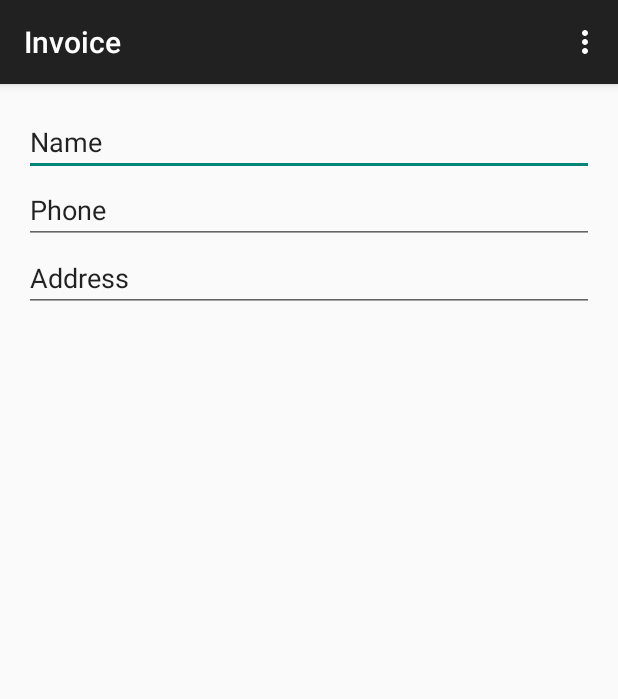
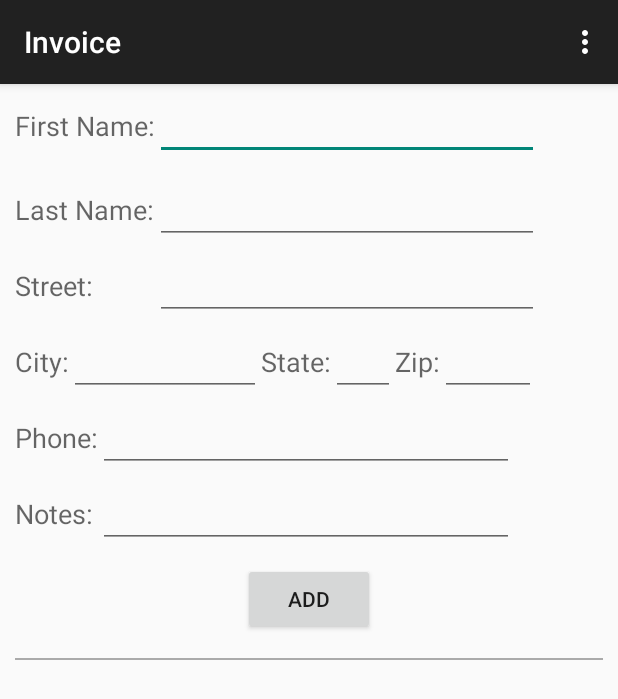
Before and after one commit to petergoulette/Invoice, an Android app: the screen it shows after launch (Invoice before the commit, Invoice_view after it), after a tap on "INVOICE", on a phone screen of 412 x 824 dp. Shown: the top 699 px of the screen. Run offline under Robolectric (Android 15) with nearby library versions, the phone set to English and light mode, and no system bars.

Commit message:
Renamed the Invoice as Invoice View Created Invoice object class Added Customer to Invoice : Customer does go to and return from database Added Database methods to Add Customer and Get Customer

```diff
--- a/app/src/main/AndroidManifest.xml
+++ b/app/src/main/AndroidManifest.xml
@@ -17,8 +17,8 @@
             </intent-filter>
         </activity>
         <activity
-            android:name=".Invoice"
-            android:label="@string/title_activity_invoice" >
+            android:name=".Invoice_view"
+            android:label="@string/title_activity_invoice_view" >
         </activity>
         <activity
             android:name=".Search"
--- a/app/src/main/java/com/example/capstone/invoice/Customer.java
+++ b/app/src/main/java/com/example/capstone/invoice/Customer.java
@@ -14,6 +14,8 @@ public class Customer {
     private String CustomerCity;
     private String CustomerState;
     private String CustomerZip;
+
+    public Customer (){}
 
     // Constructor with id to build from database
     public Customer (int CustomerID, String Fname, String Lname, String Phone, String Email, String Notes,
--- a/app/src/main/java/com/example/capstone/invoice/Database.java
+++ b/app/src/main/java/com/example/capstone/invoice/Database.java
@@ -113,6 +113,35 @@ public class Database extends SQLiteOpenHelper {
         db.close();
     }
 
+    public Customer findCustomer(String customerName){
+        String query = "Select * FROM " + TABLE_CUSTOMER + " WHERE " + CUSTOMER_LAST_NAME + " =  \"" + customerName + "\"";
+
+        SQLiteDatabase db = this.getWritableDatabase();
+
+        Cursor cursor = db.rawQuery(query, null);
+
+        Customer cust = new Customer();
+
+        if (cursor.moveToFirst()) {
+            cursor.moveToFirst();
+            cust.setCustomerID(Integer.parseInt(cursor.getString(0)));
+            cust.setCustomerFirstName(cursor.getString(1));
+            cust.setCustomerLastName(cursor.getString(2));
+            cust.setCustomerPhone(cursor.getString(3));
+            cust.setCustomerStreet(cursor.getString(4));
+            cust.setCustomerCity(cursor.getString(5));
+            cust.setCustomerZip(cursor.getString(6));
+            cust.setCustomerState(cursor.getString(7));
+            cust.setCustomerNotes(cursor.getString(8));
+            cursor.close();
+        } else {
+            cust = null;
+        }
+        db.close();
+
+        return cust;
+    }
+
     public Item findItem(String itemname) {
         String query = "Select * FROM " + TABLE_ITEM + " WHERE " + ITEM_NAME + " =  \"" + itemname + "\"";
 
--- a/app/src/main/java/com/example/capstone/invoice/Invoice.java
+++ b/app/src/main/java/com/example/capstone/invoice/Invoice.java
@@ -1,37 +1,62 @@
 package com.example.capstone.invoice;
 
-import android.support.v7.app.AppCompatActivity;
-import android.os.Bundle;
-import android.view.Menu;
-import android.view.MenuItem;
+/**
+ * Created by Pierro on 11/17/2015.
+ */
+public class Invoice {
+    private int InvoiceID;
+    private int CustomerID;
+    private int InvoiceItemID;
+    private String InvoiceDate;
+    private String InvoiceNotes;
 
-public class Invoice extends AppCompatActivity {
+    public Invoice(){}
 
-    @Override
-    protected void onCreate(Bundle savedInstanceState) {
-        super.onCreate(savedInstanceState);
-        setContentView(R.layout.activity_invoice);
+    public Invoice(int invoiceID, int customerID, int invoiceItemID, String invoiceDate, String invoiceNotes) {
+        InvoiceID = invoiceID;
+        CustomerID = customerID;
+        InvoiceItemID = invoiceItemID;
+        InvoiceDate = invoiceDate;
+        InvoiceNotes = invoiceNotes;
     }
 
-    @Override
-    public boolean onCreateOptionsMenu(Menu menu) {
-        // Inflate the menu; this adds items to the action bar if it is present.
-        getMenuInflater().inflate(R.menu.menu_invoice, menu);
-        return true;
+    public int getInvoiceID() {
+        return InvoiceID;
     }
 
-    @Override
-    public boolean onOptionsItemSelected(MenuItem item) {
-        // Handle action bar item clicks here. The action bar will
-        // automatically handle clicks on the Home/Up button, so long
-        // as you specify a parent activity in AndroidManifest.xml.
-        int id = item.getItemId();
+    public void setInvoiceID(int invoiceID) {
+        InvoiceID = invoiceID;
+    }
 
-        //noinspection SimplifiableIfStatement
-        if (id == R.id.action_settings) {
-            return true;
-        }
+    public int getCustomerID() {
+        return CustomerID;
+    }
 
-        return super.onOptionsItemSelected(item);
+    public void setCustomerID(int customerID) {
+        CustomerID = customerID;
+    }
+
+    public int getInvoiceItemID() {
+        return InvoiceItemID;
+    }
+
+    public void setInvoiceItemID(int invoiceItemID) {
+        InvoiceItemID = invoiceItemID;
+    }
+
+    public String getInvoiceDate() {
+        return InvoiceDate;
+    }
+
+    public void setInvoiceDate(String invoiceDate) {
+        InvoiceDate = invoiceDate;
+    }
+
+    public String getInvoiceNotes() {
+        return InvoiceNotes;
+    }
+
+    public void setInvoiceNotes(String invoiceNotes) {
+        InvoiceNotes = invoiceNotes;
     }
 }
--- /dev/null
+++ b/app/src/main/java/com/example/capstone/invoice/Invoice_view.java
@@ -0,0 +1,91 @@
+package com.example.capstone.invoice;
+
+import android.os.Bundle;
+import android.support.v7.app.AppCompatActivity;
+import android.util.Log;
+import android.view.Menu;
+import android.view.MenuItem;
+import android.view.View;
+import android.widget.EditText;
+
+public class Invoice_view extends AppCompatActivity {
+    Customer customer;
+    EditText CFirstName;
+    EditText CLastName;
+    EditText CStreet;
+    EditText CCity;
+    EditText CState;
+    EditText CZip;
+    EditText CPhone;
+    //EditText CEmail;
+    EditText CNotes;
+    Database dbHandler;
+
+    @Override
+    protected void onCreate(Bundle savedInstanceState) {
+        super.onCreate(savedInstanceState);
+        setContentView(R.layout.activity_invoice_view);
+        dbHandler = new Database(this, null, null, 1);
+
+        customer = new Customer();
+        //attach edittext to customer fields
+        CFirstName = (EditText) findViewById(R.id.FirstNameText);
+        CLastName = (EditText) findViewById(R.id.LastNameText);
+        CStreet = (EditText) findViewById(R.id.StreetText);
+        CCity = (EditText) findViewById(R.id.CityText);
+        CState = (EditText) findViewById(R.id.StateText);
+        CZip = (EditText) findViewById(R.id.ZipText);
+        CPhone = (EditText) findViewById(R.id.PhoneText);
+        //CEmail = (EditText) findViewById(R.id.EmailText);
+        CNotes = (EditText) findViewById(R.id.NotesText);
+    }
+
+    public void addInvoiceCustomer (View view) {
+
+        try{
+            Log.d("Test Value of ID", customer.getCustomerID()+"");
+            Log.d("Test Value of ID", customer.getCustomerFirstName()+"");
+            if (customer.getCustomerID() == 0) {
+                customer.setCustomerFirstName(CFirstName.getText().toString());
+                customer.setCustomerLastName(CLastName.getText().toString());
+                customer.setCustomerStreet(CStreet.getText().toString());
+                customer.setCustomerZip(CZip.getText().toString());
+                customer.setCustomerState(CState.getText().toString());
+                customer.setCustomerPhone(CPhone.getText().toString());
+                customer.setCustomerNotes(CNotes.getText().toString());
+                customer.setCustomerCity(CCity.getText().toString());
+            }
+        }
+        catch (Exception e){
+        }
+
+        dbHandler.addCustomer(customer);
+        customer = dbHandler.findCustomer("Peter");
+
+        Log.d("Test Value of ID", customer.getCustomerID()+"");
+
+    }
+
+
+    @Override
+    public boolean onCreateOptionsMenu(Menu menu) {
+        // Inflate the menu; this adds items to the action bar if it is present.
+        getMenuInflater().inflate(R.menu.menu_invoice, menu);
+        return true;
+    }
+
+    @Override
+    public boolean onOptionsItemSelected(MenuItem item) {
+        // Handle action bar item clicks here. The action bar will
+        // automatically handle clicks on the Home/Up button, so long
+        // as you specify a parent activity in AndroidManifest.xml.
+        int id = item.getItemId();
+
+        //noinspection SimplifiableIfStatement
+        if (id == R.id.action_settings) {
+            return true;
+        }
+
+        return super.onOptionsItemSelected(item);
+    }
+}
--- a/app/src/main/java/com/example/capstone/invoice/Item.java
+++ b/app/src/main/java/com/example/capstone/invoice/Item.java
@@ -1,9 +1,11 @@
 package com.example.capstone.invoice;
+
+import java.util.Comparator;
 
 /**
  * Created by Pierro on 10/29/2015.
  */
-public class Item {
+public class Item implements Comparable<Item>{
 
     private int itemId;
     private String itemName;
@@ -45,4 +47,27 @@ public class Item {
     public void setItemRate(int itemRate) {
         this.itemRate = itemRate;
     }
+
+    @Override
+    public int compareTo(Item another) {
+
+        int compareQuantity = ((Item) another).getItemRate();
+        return this.itemRate - compareQuantity;
+    }
+
+    public static Comparator<Item> ItemNameComparator
+            = new Comparator<Item>() {
+
+        public int compare(Item item1, Item item2) {
+
+            String itemName1 = item1.getItemName().toUpperCase();
+            String itemName2 = item2.getItemName().toUpperCase();
+
+            //ascending order
+            return itemName1.compareTo(itemName2);
+
+            //descending order
+            //return fruitName2.compareTo(fruitName1);
+        }
+    };
 }
--- a/app/src/main/java/com/example/capstone/invoice/MainActivity.java
+++ b/app/src/main/java/com/example/capstone/invoice/MainActivity.java
@@ -21,7 +21,7 @@ public class MainActivity extends AppCompatActivity {
 
         invoice.setOnClickListener(new View.OnClickListener() {
             public void onClick(View v) {
-                startActivity(new Intent(MainActivity.this, Invoice.class));
+                startActivity(new Intent(MainActivity.this, Invoice_view.class));
             }
         });
 
--- a/app/src/main/res/layout/activity_invoice.xml
+++ /dev/null
@@ -1,43 +0,0 @@
-<RelativeLayout xmlns:android="http://schemas.android.com/apk/res/android"
-    xmlns:tools="http://schemas.android.com/tools" android:layout_width="match_parent"
-    android:layout_height="match_parent" android:paddingLeft="@dimen/activity_horizontal_margin"
-    android:paddingRight="@dimen/activity_horizontal_margin"
-    android:paddingTop="@dimen/activity_vertical_margin"
-    android:paddingBottom="@dimen/activity_vertical_margin"
-    tools:context="com.example.capstone.invoice.Invoice">
-
-
-    <LinearLayout
-        android:orientation="vertical"
-        android:layout_width="match_parent"
-        android:layout_height="match_parent"
-        android:layout_alignParentTop="true"
-        android:layout_alignParentLeft="true"
-        android:layout_alignParentStart="true">
-
-        <EditText
-            android:layout_width="match_parent"
-            android:layout_height="wrap_content"
-            android:inputType="textPersonName"
-            android:text="Name"
-            android:ems="10"
-            android:id="@+id/editText" />
-
-        <EditText
-            android:layout_width="match_parent"
-            android:layout_height="wrap_content"
-            android:inputType="phone"
-            android:text="Phone"
-            android:ems="10"
-            android:id="@+id/editText2" />
-
-        <EditText
-            android:layout_width="match_parent"
-            android:layout_height="wrap_content"
-            android:inputType="textPostalAddress"
-            android:text="Address"
-            android:ems="10"
-            android:id="@+id/editText3" />
-
-    </LinearLayout>
-</RelativeLayout>
--- /dev/null
+++ b/app/src/main/res/layout/activity_invoice_view.xml
@@ -0,0 +1,204 @@
+<LinearLayout xmlns:android="http://schemas.android.com/apk/res/android"
+    xmlns:tools="http://schemas.android.com/tools"
+    android:orientation="vertical"
+    android:layout_width="match_parent"
+    android:layout_height="match_parent"
+    tools:context="com.example.capstone.invoice.Invoice">
+
+
+
+
+        <TableLayout
+            android:layout_width="match_parent"
+            android:layout_height="wrap_content"
+            android:layout_gravity="center_horizontal">
+
+        <TableRow
+            android:layout_width="fill_parent"
+            android:layout_height="fill_parent"
+            android:layout_marginTop="5dp"
+            android:layout_marginBottom="5dp"
+            android:layout_marginLeft="10dp"
+            android:layout_marginRight="10dp">
+
+        <TextView
+            android:layout_width="wrap_content"
+            android:layout_height="wrap_content"
+            android:textAppearance="?android:attr/textAppearanceMedium"
+            android:text="@string/_Const_First_Name"
+            android:id="@+id/ConstFirstNameText" />
+
+        <EditText
+            android:layout_width="wrap_content"
+            android:layout_height="wrap_content"
+            android:id="@+id/FirstNameText"/>
+
+
+        </TableRow>
+        <TableRow
+                android:layout_width="fill_parent"
+                android:layout_height="fill_parent"
+            android:layout_marginTop="5dp"
+            android:layout_marginLeft="10dp"
+            android:layout_marginRight="10dp">
+
+                <TextView
+                    android:layout_width="wrap_content"
+                    android:layout_height="wrap_content"
+                    android:textAppearance="?android:attr/textAppearanceMedium"
+                    android:text="@string/_Const_Last_Name"
+                    android:id="@+id/ConstLastNameText" />
+
+                <EditText
+                    android:layout_width="wrap_content"
+                    android:layout_height="wrap_content"
+                    android:ems="12"
+                    android:id="@+id/LastNameText" />
+        </TableRow>
+            <TableRow
+            android:layout_width="fill_parent"
+            android:layout_height="fill_parent"
+                android:layout_marginTop="5dp"
+                android:layout_marginLeft="10dp"
+                android:layout_marginRight="10dp">
+
+            <TextView
+                android:layout_width="wrap_content"
+                android:layout_height="wrap_content"
+                android:textAppearance="?android:attr/textAppearanceMedium"
+                android:text="@string/_Const_Street"
+                android:id="@+id/ConstStreetText" />
+
+            <EditText
+                android:layout_width="wrap_content"
+                android:layout_height="wrap_content"
+                android:ems="12"
+                android:id="@+id/StreetText" />
+        </TableRow>
+            </TableLayout>
+    <TableLayout
+        android:layout_width="match_parent"
+        android:layout_height="wrap_content"
+        android:layout_gravity="center_horizontal">
+
+        <TableRow
+            android:layout_width="fill_parent"
+            android:layout_height="fill_parent"
+            android:layout_marginTop="5dp"
+            android:layout_marginLeft="10dp"
+            android:layout_marginRight="10dp">
+
+
+            <TextView
+                android:layout_width="wrap_content"
+                android:layout_height="wrap_content"
+                android:textAppearance="?android:attr/textAppearanceMedium"
+                android:text="@string/_Const_City"
+                android:id="@+id/ConstCityText" />
+
+            <EditText
+                android:layout_width="wrap_content"
+                android:layout_height="wrap_content"
+                android:ems="6"
+                android:id="@+id/CityText" />
+                <TextView
+                    android:layout_width="wrap_content"
+                    android:layout_height="wrap_content"
+                    android:textAppearance="?android:attr/textAppearanceMedium"
+                    android:text="@string/_Const_State"
+                    android:id="@+id/ConstStateText" />
+
+                <EditText
+                    android:layout_width="wrap_content"
+                    android:layout_height="wrap_content"
+                    android:ems="2"
+                    android:id="@+id/StateText" />
+                <TextView
+                    android:layout_width="wrap_content"
+                    android:layout_height="wrap_content"
+                    android:textAppearance="?android:attr/textAppearanceMedium"
+                    android:text="@string/_Const_Zip"
+                    android:id="@+id/ConstZipText" />
+
+                <EditText
+                    android:layout_width="wrap_content"
+                    android:layout_height="wrap_content"
+                    android:ems="3"
+                    android:id="@+id/ZipText" />
+            </TableRow>
+
+        </TableLayout>
+    <TableLayout
+        android:layout_width="match_parent"
+        android:layout_height="wrap_content"
+        android:layout_gravity="center_horizontal">
+    <TableRow
+        android:layout_width="fill_parent"
+        android:layout_height="fill_parent"
+        android:layout_marginTop="5dp"
+        android:layout_marginLeft="10dp"
+        android:layout_marginRight="10dp">
+
+        <TextView
+            android:layout_width="wrap_content"
+            android:layout_height="wrap_content"
+            android:textAppearance="?android:attr/textAppearanceMedium"
+            android:text="@string/_Const_Phone"
+            android:id="@+id/ConstPhoneText" />
+
+        <EditText
+            android:layout_width="wrap_content"
+            android:layout_height="wrap_content"
+            android:ems="12"
+            android:id="@+id/PhoneText" />
+    </TableRow>
+        <TableRow
+            android:layout_width="fill_parent"
+            android:layout_height="fill_parent"
+            android:layout_marginTop="5dp"
+            android:layout_marginLeft="10dp"
+            android:layout_marginRight="10dp">
+
+            <TextView
+                android:layout_width="wrap_content"
+                android:layout_height="wrap_content"
+                android:textAppearance="?android:attr/textAppearanceMedium"
+                android:text="@string/_Const_Notes"
+                android:id="@+id/ConstNotesText" />
+
+            <EditText
+                android:layout_width="wrap_content"
+                android:layout_height="wrap_content"
+                android:ems="13"
+                android:id="@+id/NotesText" />
+        </TableRow>
+</TableLayout>
+    <LinearLayout
+        android:orientation="horizontal"
+        android:layout_width="wrap_content"
+        android:layout_height="wrap_content"
+        android:layout_gravity="center_horizontal"
+        android:layout_margin="10dp">
+
+
+
+        <Button
+            android:layout_width="wrap_content"
+            android:layout_height="wrap_content"
+            android:text="@string/_add_customer"
+            android:id="@+id/button2"
+            android:onClick="addInvoiceCustomer" />
+
+
+    </LinearLayout>
+
+    <View
+        android:layout_marginTop="5dp"
+        android:layout_marginLeft="10dp"
+        android:layout_marginRight="10dp"
+        android:layout_marginBottom="5dp"
+        android:layout_width="match_parent"
+        android:layout_height="1dp"
+        android:background="@android:color/darker_gray"/>
+
+</LinearLayout>
--- a/app/src/main/res/values/strings.xml
+++ b/app/src/main/res/values/strings.xml
@@ -5,7 +5,7 @@
     <string name="btn_3">Search</string>
     <string name="hello_world">Hello world!</string>
     <string name="action_settings">Settings</string>
-    <string name="title_activity_invoice">Invoice</string>
+    <string name="title_activity_invoice_view">Invoice</string>
     <string name="title_activity_search">Search</string>
     <string name="title_activity_items_view">Items_view</string>
     <string name="_item_name">Item Name</string>
@@ -15,4 +15,17 @@
     <string name="_delete_item">delete</string>
     <string name="_item_name_title">name:</string>
     <string name="_item_rate_title">rate:</string>
+
+    <string name="_add_customer">add</string>
+
+    <string name="_Const_First_Name">First Name: </string>
+    <string name="_Const_Last_Name">Last Name: </string>
+    <string name="_Const_Address">Address: </string>
+    <string name="_Const_Street">Street: </string>
+    <string name="_Const_City">City: </string>
+    <string name="_Const_State">State: </string>
+    <string name="_Const_Zip">Zip: </string>
+    <string name="_Const_Notes">Notes: </string>
+    <string name="_Const_Phone">Phone: </string>
+    <string name="_Const_Email">Email: </string>
 </resources>
```
